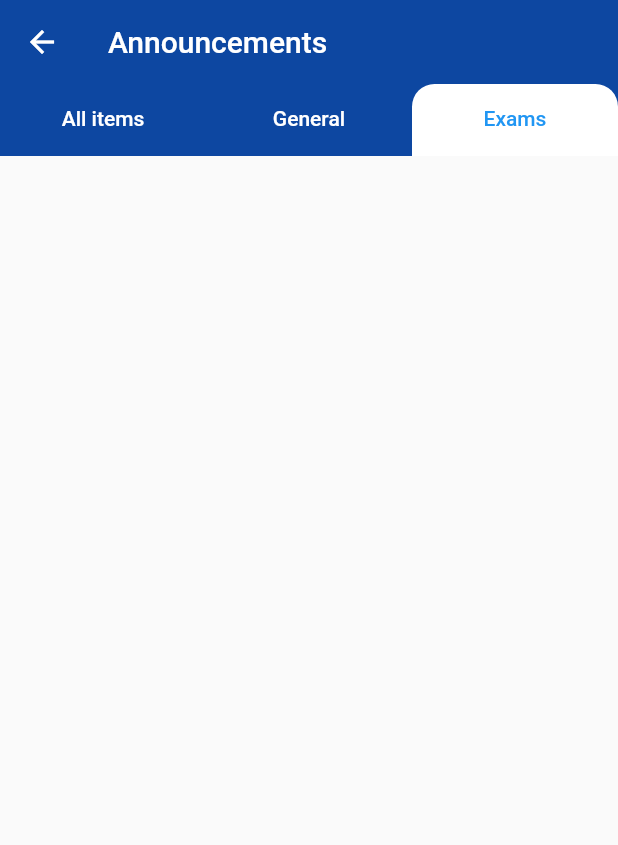
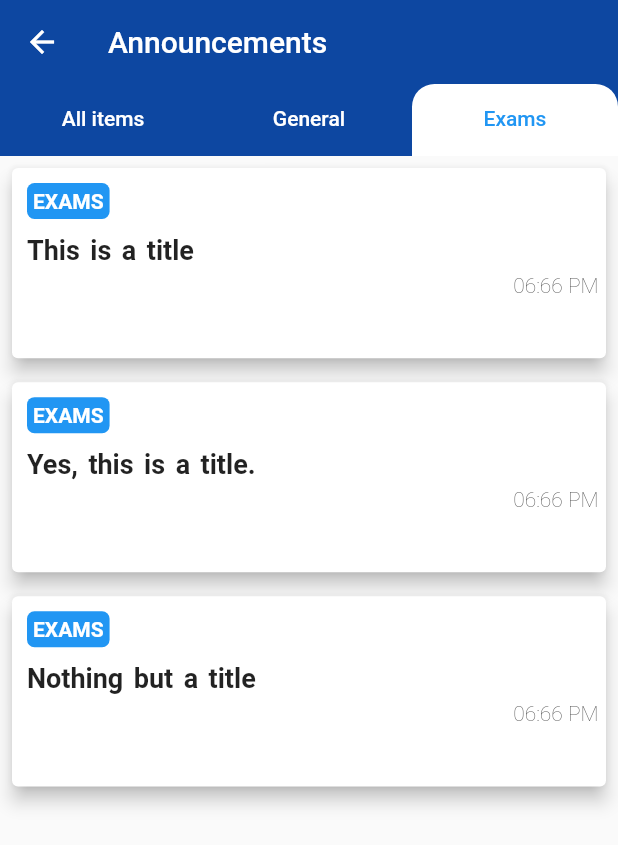
Before and after one commit to SOTASHE/OpenDoor-LMS-1, a Flutter app: the AnnouncementScreen screen opened by its route, tab 3 chosen, on a phone screen of 412 x 824 dp. Shown: the top 845 px of the screen. Run offline on Flutter 3.47's test engine with Material 2 defaults, Android fonts, the phone set to English and light mode, and no system bars.

Commit message:
Messaging Screen

```diff
--- a/student/lib/models/announcement.dart
+++ b/student/lib/models/announcement.dart
@@ -38,7 +38,7 @@ class Announcement{
   Color typeColor(){
     // Color for type of announcement text
     Color color;
-    switch(this._type){
+    switch(this._type.toUpperCase()){
 
       case "GENERAL":
         color = Colors.red;
@@ -60,7 +60,13 @@ class Announcement{
         Announcement(
             type: "CLASSES",
             title: "Introducing new communication pathways",
-            content: "Obviously I am talking , about some telepathic shit",
+            content: "Dear Student\n\n"
+                "I hope this message find you well.\n"
+                "New form of learning strategy are underway...We know that sudden change "
+                "is hard"
+                "\n\n"
+                "Best Regards\n"
+                "The Admin",
             timeReceived: "05:12 PM"
 
         ) ,
@@ -78,6 +84,65 @@ class Announcement{
             timeReceived: "06:66 PM"
 
         ) ,
+        Announcement(
+            type: "EXAMS",
+            title: "ALL GRADES 8-11, WILL WRITE EXAMS",
+            content: "Covid Cases update In our School",
+            timeReceived: "06:66 PM"
+
+        ) ,
       ];
   }
+  static List<Announcement> fetchExams(){
+    return [
+
+      Announcement(
+          type: "EXAMS",
+          title: "This is a title ",
+          content: "Covid Cases update In our School",
+          timeReceived: "06:66 PM"
+
+      ) ,
+      Announcement(
+          type: "EXAMS",
+          title: "Yes, this is a title.",
+          content: "Covid Cases update In our School",
+          timeReceived: "06:66 PM"
+
+      ) ,
+      Announcement(
+          type: "EXAMS",
+          title: "Nothing but a title",
+          content: "Covid Cases update In our School",
+          timeReceived: "06:66 PM"
+
+      ) ,
+    ];
+  }
+  static List<Announcement> fetchGeneral(){
+    return [
+
+      Announcement(
+          type: "General",
+          title: "This is a title ",
+          content: "Covid Cases update In our School",
+          timeReceived: "06:66 PM"
+
+      ) ,
+      Announcement(
+          type: "General",
+          title: "Yes, this is a title.",
+          content: "Covid Cases update In our School",
+          timeReceived: "06:66 PM"
+
+      ) ,
+      Announcement(
+          type: "General",
+          title: "Nothing but a title",
+          content: "Covid Cases update In our School",
+          timeReceived: "06:66 PM"
+
+      ) ,
+    ];
+  }
 }
--- a/student/lib/screens/announcementScreen/announcementScreen.dart
+++ b/student/lib/screens/announcementScreen/announcementScreen.dart
@@ -16,6 +16,8 @@ class _AnnouncementScreenState extends State<AnnouncementScreen> {
   Widget build(BuildContext context) {
 
     List<Announcement> AllAnnouncements = Announcement.fetchAll();
+    List<Announcement> ExamAnnouncements = Announcement.fetchExams();
+    List<Announcement> GeneralAnnouncements = Announcement.fetchGeneral();
 
     return DefaultTabController(
         length: 3,
@@ -53,29 +55,43 @@ class _AnnouncementScreenState extends State<AnnouncementScreen> {
                           type: AllAnnouncements[index].getType(),
                           typeColor: AllAnnouncements[index].colorType,
                           title: AllAnnouncements[index].getTitle(),
+                          content: AllAnnouncements[index].getContent(),
                           timeReceived: AllAnnouncements[index].getTimeReceived(),
                         );
                       }
                   )
                 ),
 
-                //Exams...fetch only exams
+                //General...fetch only general
                 Container(
                   child: ListView.builder(
-                    itemCount: AllAnnouncements.length,
+                    itemCount: GeneralAnnouncements.length,
                     itemBuilder: (BuildContext listContext, index){
 
                       return  AnnouncementCard(
-                        type: AllAnnouncements[index].getType(),
-                        typeColor: AllAnnouncements[index].colorType,
-                        title: AllAnnouncements[index].getTitle(),
-                        timeReceived: AllAnnouncements[index].getTimeReceived(),
+                        type: GeneralAnnouncements[index].getType(),
+                        typeColor: GeneralAnnouncements[index].colorType,
+                        title: GeneralAnnouncements[index].getTitle(),
+                        content: GeneralAnnouncements[index].getContent(),
+                        timeReceived: GeneralAnnouncements[index].getTimeReceived(),
                       );
 
                     }
                 ),
                 ),
-                Container(),
+                Container(
+                  child: ListView.builder(
+                      itemCount: ExamAnnouncements.length,
+                      itemBuilder: (BuildContext listContex,index){
+                        return AnnouncementCard(
+                          type: ExamAnnouncements[index].getType(),
+                          typeColor: ExamAnnouncements[index].colorType,
+                          title: ExamAnnouncements[index].getTitle(),
+                          content: ExamAnnouncements[index].getContent(),
+                          timeReceived: ExamAnnouncements[index].getTimeReceived(),
+                        );
+                      }),
+                ),
               ]
           ),
         )
--- a/student/lib/screens/assignmentScreen/assignmentScreen.dart
+++ b/student/lib/screens/assignmentScreen/assignmentScreen.dart
@@ -24,7 +24,9 @@ class AssignmentScreen extends StatelessWidget{
             indicator: BoxDecoration(
                 borderRadius: BorderRadius.only(
                     topLeft: Radius.circular(15),
-                    topRight: Radius.circular(15)),
+                    topRight: Radius.circular(15),),
+
+
                 color: Colors.white),
 
             tabs: [
--- a/student/pubspec.yaml
+++ b/student/pubspec.yaml
@@ -58,6 +58,12 @@ flutter:
      - assets/classIcons/flask.png
      - assets/classIcons/globe.png
      - assets/classIcons/dna.png
+     - assets/users_images/chatbot.png
+     - assets/users_images/SADAG.jpg
+     - assets/users_images/female_teacher.png
+     - assets/users_images/male_teacher.png
+     - assets/users_images/james.png
+
 
 
   # An image asset can refer to one or more resolution-specific "variants", see
```
Also changed, not shown: student/lib/models/messages.dart (added, +81 -0 lines), student/lib/screens/announcementScreen/announcementCard.dart (+116 -2 lines), student/lib/screens/classesScreen.dart (+13 -7 lines), student/lib/screens/homeScreen/dashboard.dart (+20 -3 lines), student/lib/screens/homeScreen/homeScreen.dart (+7 -5 lines), student/lib/screens/messagesScreen/messageCard.dart (added, +133 -0 lines), student/lib/screens/messagesScreen/messagesScreen.dart (added, +86 -0 lines).
